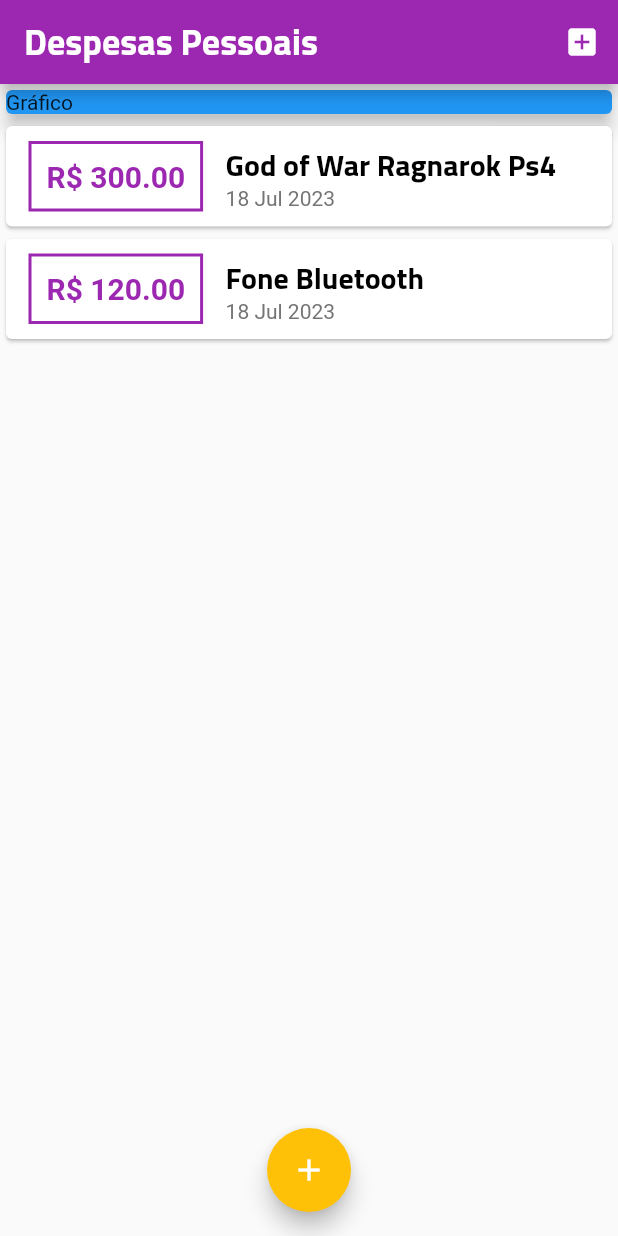
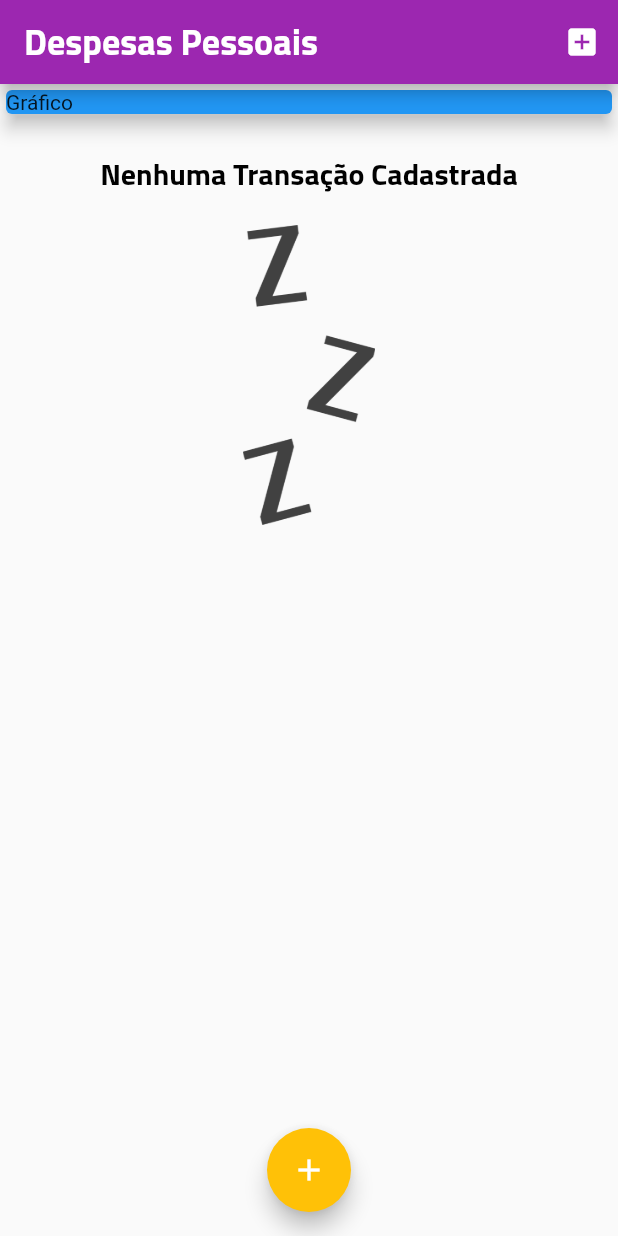
Before and after one commit to nahtanPNG/curso-flutter-udemy, a Flutter app: the screen it shows after launch, on a phone screen of 412 x 824 dp. Run offline on Flutter 3.47's test engine with Material 2 defaults, Android fonts, the phone set to English and light mode, and no system bars.

Commit message:
Esperando Transações

```diff
--- a/Flutter/Construindo App Real - Despesas Pessoais/expenses/lib/components/transaction_list.dart
+++ b/Flutter/Construindo App Real - Despesas Pessoais/expenses/lib/components/transaction_list.dart
@@ -11,7 +11,26 @@ class TransactionList extends StatelessWidget {
   Widget build(BuildContext context) {
     return Container(
       height: 400,
-      child: ListView.builder(
+      child: transactions.isEmpty
+          ? Column(
+              //Se não houver elementos em transactions -> mostra a imagem
+              children: [
+                SizedBox(height: 20,), //Espaçamento
+                Text(
+                  'Nenhuma Transação Cadastrada',
+                  style: Theme.of(context).textTheme.titleLarge,
+                ),
+                SizedBox(height: 20,),
+                Container(
+                  height: 200,
+                  child: Image.asset(
+                    'assets/images/waiting.png',
+                    fit: BoxFit.cover, //Consegue ajustar a imagem quando o pai tem altura definida(Container)
+                  ),
+                ),
+              ],
+            )
+          : ListView.builder(
               itemCount: transactions.length,
               itemBuilder: (ctx, index) {
                 final tr = transactions[index];
@@ -52,15 +71,13 @@ class TransactionList extends StatelessWidget {
                                   .format(tr.date), //Formatando a data com INTL
                               style: TextStyle(
                                 color: Colors.grey[600],
-                        )
-                      )
+                              ))
                         ],
                       )
                     ],
                   ),
                 );
-        }
-      ),
+              }),
     );
   }
 }
--- a/Flutter/Construindo App Real - Despesas Pessoais/expenses/lib/main.dart
+++ b/Flutter/Construindo App Real - Despesas Pessoais/expenses/lib/main.dart
@@ -45,19 +45,19 @@ class MyHomePage extends StatefulWidget {
 
 class _MyHomePageState extends State<MyHomePage> {
 
-  final _transactions = [
-    Transaction(
-      id: 't1',
-      title: 'God of War Ragnarok Ps4',
-      value: 300,
-      date: DateTime.now(), //Data de agora
-    ),
-    Transaction(
-      id: 't2',
-      title: 'Fone Bluetooth',
-      value: 120,
-      date: DateTime.now(), //Data de agora
-    ),
+  final List<Transaction> _transactions = [
+    // Transaction(
+    //   id: 't1',
+    //   title: 'God of War Ragnarok Ps4',
+    //   value: 300,
+    //   date: DateTime.now(), //Data de agora
+    // ),
+    // Transaction(
+    //   id: 't2',
+    //   title: 'Fone Bluetooth',
+    //   value: 120,
+    //   date: DateTime.now(), //Data de agora
+    // ),
   ];
 
   _addTransaction(String title, double value) {
--- a/Flutter/Construindo App Real - Despesas Pessoais/expenses/pubspec.yaml
+++ b/Flutter/Construindo App Real - Despesas Pessoais/expenses/pubspec.yaml
@@ -60,8 +60,8 @@ flutter:
   uses-material-design: true
 
   # To add assets to your application, add an assets section, like this:
-  # assets:
-  #   - images/a_dot_burr.jpeg
+  assets:
+    - assets/images/waiting.png
   #   - images/a_dot_ham.jpeg
 
   # An image asset can refer to one or more resolution-specific "variants", see
```
Also changed, not shown: Flutter/Construindo App Real - Despesas Pessoais/expenses/assets/images/waiting.png (added). Lines whose indentation alone changed are shown as unchanged.
